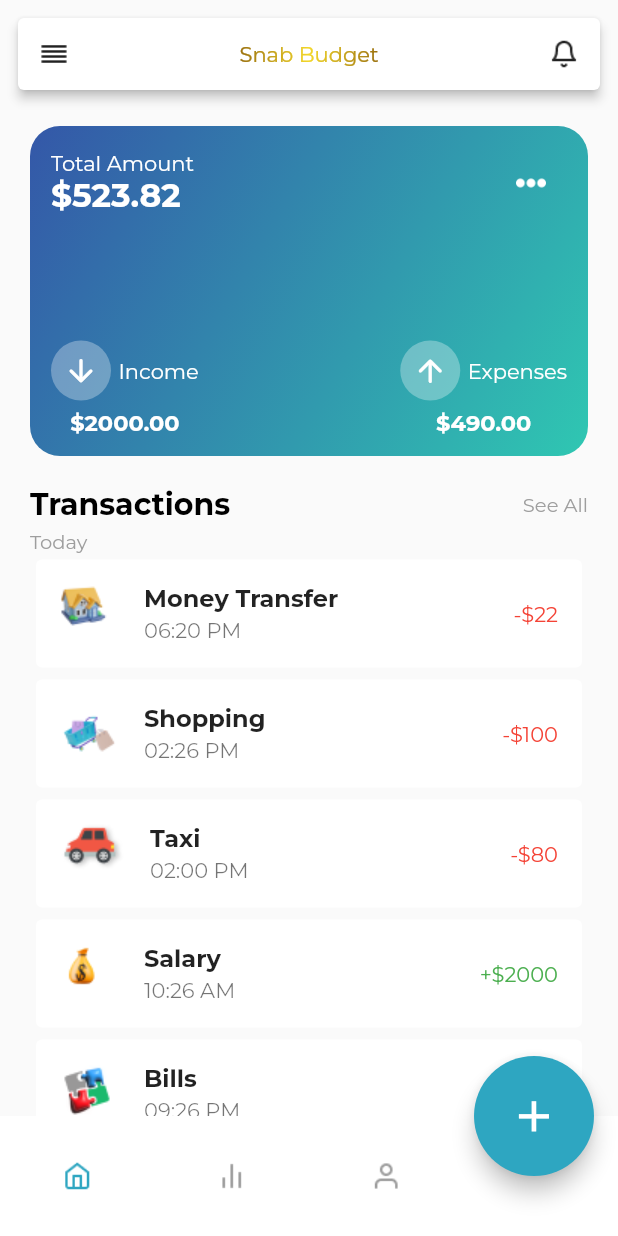
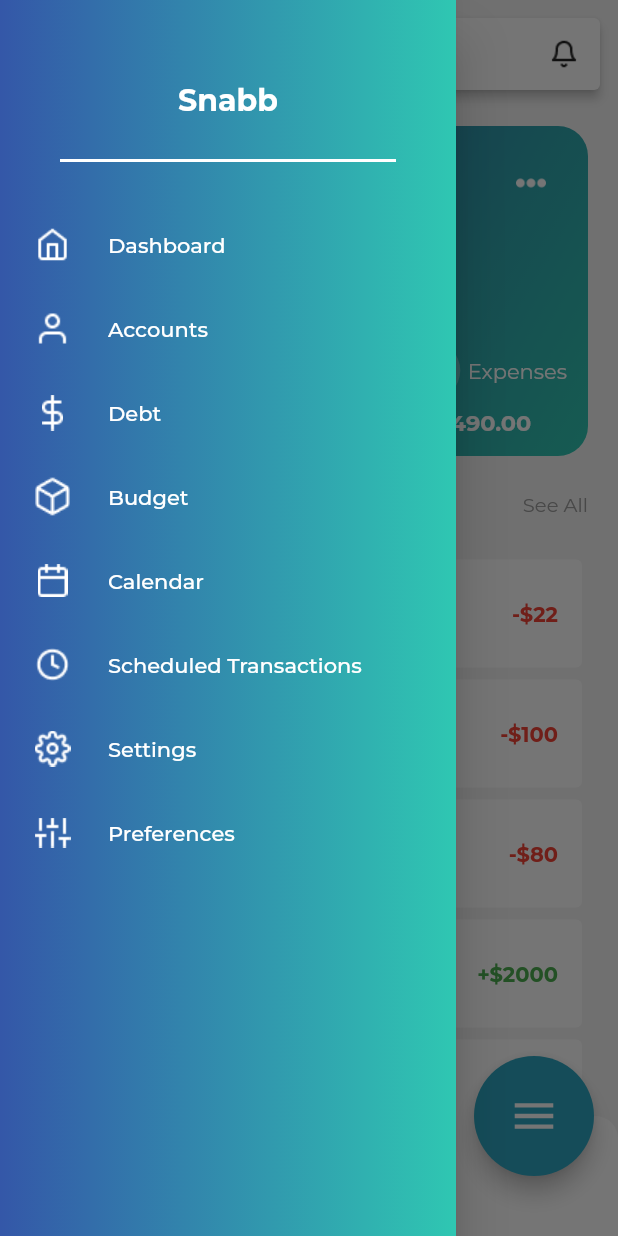
Before and after one commit to Imatifdev/snabb-Budget, a Flutter app: the screen it shows after launch, with the side drawer open (before the commit the screen has no drawer), on a phone screen of 412 x 824 dp. Run offline on Flutter 3.47's test engine with Material 2 defaults, Android fonts, the phone set to English and light mode, and no system bars; our stand-ins replace google_fonts, velocity_x; project files that could hold a hidden picture were left out.

Commit message:
drawer added and made expandable fab

```diff
--- a/lib/Screens/dashboard_screen.dart
+++ b/lib/Screens/dashboard_screen.dart
@@ -110,9 +110,11 @@ import 'package:snabbudget/utils/mycolors.dart';
 
 import '../models/transaction.dart';
 import '../utils/custom_bottombar.dart';
+import '../utils/expandable_fab.dart';
 
 
 class DashboardScreen extends StatelessWidget {
+  final GlobalKey<ScaffoldState> _scaffoldKey = GlobalKey<ScaffoldState>();
   final List<Transaction> transactions = [
   Transaction(
     name: "Money Transfer",
@@ -156,23 +158,26 @@ class DashboardScreen extends StatelessWidget {
   Widget build(BuildContext context) {
     Size size = MediaQuery.of(context).size;
     return Scaffold(
+      key: _scaffoldKey,
       extendBody: true,
-      backgroundColor: Colors.grey[50],
+      drawer: CustomDrawer(),
+      backgroundColor: Colors.grey[100],
       bottomNavigationBar: CustomBottomBar(),
-       floatingActionButtonLocation: FloatingActionButtonLocation.endDocked,
-      floatingActionButton: SizedBox(
-        height: 80,
-        width: 80,
-        child: FittedBox(
-          child: FloatingActionButton(
-            onPressed: (){},
-            shape: RoundedRectangleBorder(
-            borderRadius: BorderRadius.circular(40.0), // Adjust the border radius as needed
-          ),
-            backgroundColor:const Color.fromRGBO(46, 166, 193, 1),
-            child: const Icon(Icons.add),),
-        ),
-      ),
+      floatingActionButtonLocation: FloatingActionButtonLocation.endDocked,
+      floatingActionButton: ExpandableFloatingActionButton(),
+      // SizedBox(
+      //   height: 80,
+      //   width: 80,
+      //   child: FittedBox(
+      //     child: FloatingActionButton(
+      //       onPressed: (){},
+      //       shape: RoundedRectangleBorder(
+      //       borderRadius: BorderRadius.circular(40.0), // Adjust the border radius as needed
+      //     ),
+      //       backgroundColor:const Color.fromRGBO(46, 166, 193, 1),
+      //       child: const Icon(Icons.add),),
+      //   ),
+      // ),
       body: SingleChildScrollView(
         child: SafeArea(child: Padding(
           padding: const EdgeInsets.all(8.0),
@@ -183,12 +188,14 @@ class DashboardScreen extends StatelessWidget {
                 child: Row(
                   mainAxisAlignment: MainAxisAlignment.spaceBetween,
                   children: [
-                    IconButton(onPressed: (){}, icon: const ImageIcon(AssetImage("assets/images/menu.png"),size: 40,)),
+                    IconButton(onPressed: (){
+                      _scaffoldKey.currentState?.openDrawer();
+                    }, icon: const ImageIcon(AssetImage("assets/images/menu.png"),size: 40,)),
                      ShaderMask(
                       shaderCallback: (bounds) => const LinearGradient(
                       colors: [Color(0xff9B710F),Color.fromRGBO(243,215,42,1), Color(0xff9B710F),],
                     ).createShader(bounds),
-                    child: const Text("Snab Budget",
+                    child: const Text("Snabb Budget",
                       style: TextStyle(
                           color: Colors.white,
                            fontSize: 14
@@ -311,7 +318,7 @@ class DashboardScreen extends StatelessWidget {
                             leading: Image.asset(transaction.imgUrl),
                             title: Text(transaction.name, style: const TextStyle(fontWeight: FontWeight.bold),),
                             subtitle: Text(transaction.time),
-                            trailing: Text(transaction.type == TransactionType.income?"+\$${transaction.amount}":"-\$${transaction.amount}",style: TextStyle(color:transaction.type == TransactionType.income? Colors.green:Colors.red)),
+                            trailing: Text(transaction.type == TransactionType.income?"+\$${transaction.amount}":"-\$${transaction.amount}",style: TextStyle(color:transaction.type == TransactionType.income? Colors.green:Colors.red,fontWeight: FontWeight.bold)),
 
                           ),
                         );
@@ -326,4 +333,47 @@ class DashboardScreen extends StatelessWidget {
       ),
     ));
   }
+
+  Drawer CustomDrawer() {
+    return Drawer(
+      child: Container(
+        decoration: BoxDecoration(
+          gradient: LinearGradient(
+          colors: [
+            gradient1,
+            gradient2,
+          ],
+          begin: Alignment.centerLeft,
+          end: Alignment.centerRight,
+        ),
+        ),
+
+      child:Column(
+        children: [
+          const Padding(
+            padding: EdgeInsets.only(top:55.0,bottom: 20),
+            child: Text("Snabb", style: TextStyle(fontSize: 20,color: Colors.white, fontWeight: FontWeight.bold)),
+          ),
+          const Divider(color:Colors.white,thickness: 2,indent: 40,endIndent: 40,),
+          const SizedBox(height: 20,),
+          drawerTile("assets/images/home-icon.png","Dashboard"),
+          drawerTile("assets/images/user.png","Accounts"),
+          drawerTile("assets/images/dollar.png","Debt"),
+          drawerTile("assets/images/box.png","Budget"),
+          drawerTile("assets/images/calender.png","Calendar"),
+          drawerTile("assets/images/clock.png","Scheduled Transactions"),
+          drawerTile("assets/images/settings.png","Settings"),
+          drawerTile("assets/images/settings-2.png","Preferences"),
+        ],
+      ),
+      ),
+    );
+  }
+
+  ListTile drawerTile(String imgUrl,String title) {
+    return ListTile(
+            leading: ImageIcon(AssetImage(imgUrl),color: Colors.white,size: 38,),
+            title: Text(title, style: const TextStyle(fontSize: 14, color: Colors.white),)
+          );
+  }
 }
--- a/lib/main.dart
+++ b/lib/main.dart
@@ -2,7 +2,6 @@ import 'package:flutter/material.dart';
 import 'package:google_fonts/google_fonts.dart';
 
 import 'Screens/dashboard_screen.dart';
-import 'Screens/signup.dart';
 import 'utils/materialColor.dart';
 
 void main() {
--- a/lib/utils/custom_bottombar.dart
+++ b/lib/utils/custom_bottombar.dart
@@ -18,7 +18,10 @@ class _CustomBottomBarState extends State<CustomBottomBar> {
   Widget build(BuildContext context) {
     return  Container(
       height: 80,
+      decoration: const BoxDecoration(
       color: Colors.white,
+      borderRadius: BorderRadius.only(topLeft: Radius.circular(15),topRight: Radius.circular(15))
+      ),
       child: Row(
         mainAxisAlignment: MainAxisAlignment.spaceAround,
         children: <Widget>[
--- /dev/null
+++ b/lib/utils/expandable_fab.dart
@@ -0,0 +1,109 @@
+import 'package:flutter/material.dart';
+
+class ExpandableFloatingActionButton extends StatefulWidget {
+  @override
+  _ExpandableFloatingActionButtonState createState() =>
+      _ExpandableFloatingActionButtonState();
+}
+
+class _ExpandableFloatingActionButtonState
+    extends State<ExpandableFloatingActionButton>
+    with SingleTickerProviderStateMixin {
+  late AnimationController _animationController;
+  late Animation<double> _animation;
+
+  bool _isExpanded = false;
+
+  @override
+  void initState() {
+    super.initState();
+
+    _animationController = AnimationController(
+      vsync: this,
+      duration: const Duration(milliseconds: 300),
+    );
+
+    _animation = Tween<double>(
+      begin: 0,
+      end: 1,
+    ).animate(_animationController);
+  }
+
+  @override
+  void dispose() {
+    _animationController.dispose();
+    super.dispose();
+  }
+
+  void _toggleExpanded() {
+    setState(() {
+      _isExpanded = !_isExpanded;
+
+      if (_isExpanded) {
+        _animationController.forward();
+      } else {
+        _animationController.reverse();
+      }
+    });
+  }
+
+  @override
+  Widget build(BuildContext context) {
+    return Column(
+      mainAxisAlignment: MainAxisAlignment.end,
+      crossAxisAlignment: CrossAxisAlignment.end,
+      children: [
+        if (_isExpanded)
+          FloatingActionButton(
+            onPressed: () {
+              // Handle first action
+            },
+            backgroundColor: Color.fromRGBO(86, 111, 245, 1),
+            heroTag: null,
+            child: const ImageIcon(AssetImage("assets/images/transfer.png")),
+          ),
+        if (_isExpanded)
+          const SizedBox(height: 16),
+        if (_isExpanded)
+          FloatingActionButton(
+            onPressed: () {
+              // Handle second action
+            },
+            heroTag: null,
+            backgroundColor: Colors.red,
+            child: const ImageIcon(AssetImage("assets/images/minus.png")),
+          ),
+          if (_isExpanded)
+          const SizedBox(height: 16),
+        if (_isExpanded)
+          FloatingActionButton(
+            onPressed: () {
+              // Handle second action
+            },
+            heroTag: null,
+            backgroundColor: Colors.green,
+            child: const Icon(Icons.add),
+          ),
+        const SizedBox(height: 16),
+        Padding(
+          padding: const EdgeInsets.only(bottom: 40),
+          child: SizedBox(
+          height: 80,
+          width: 80,
+          child: FittedBox(
+            child:FloatingActionButton(
+            backgroundColor:const Color.fromRGBO(46, 166, 193, 1),
+            onPressed: _toggleExpanded,
+                  shape: RoundedRectangleBorder(
+              borderRadius: BorderRadius.circular(40.0),),
+            //  heroTag: null,
+            child: AnimatedIcon(
+              icon: AnimatedIcons.menu_close,
+              progress: _animation,
+            ),
+          ))),
+        ),
+      ],
+    );
+  }
+}
```
Also changed, not shown: assets/bell.png (deleted), assets/dot-menu.png (deleted), assets/down.png (deleted), assets/images/box.png (added), assets/images/calender.png (added), assets/images/clock.png (added), assets/images/dollar.png (added), assets/images/home-icon-white.png (added), assets/images/minus.png (added), assets/images/settings-2.png (added), assets/images/settings.png (added), assets/images/transfer.png (added), assets/menu.png (deleted).
